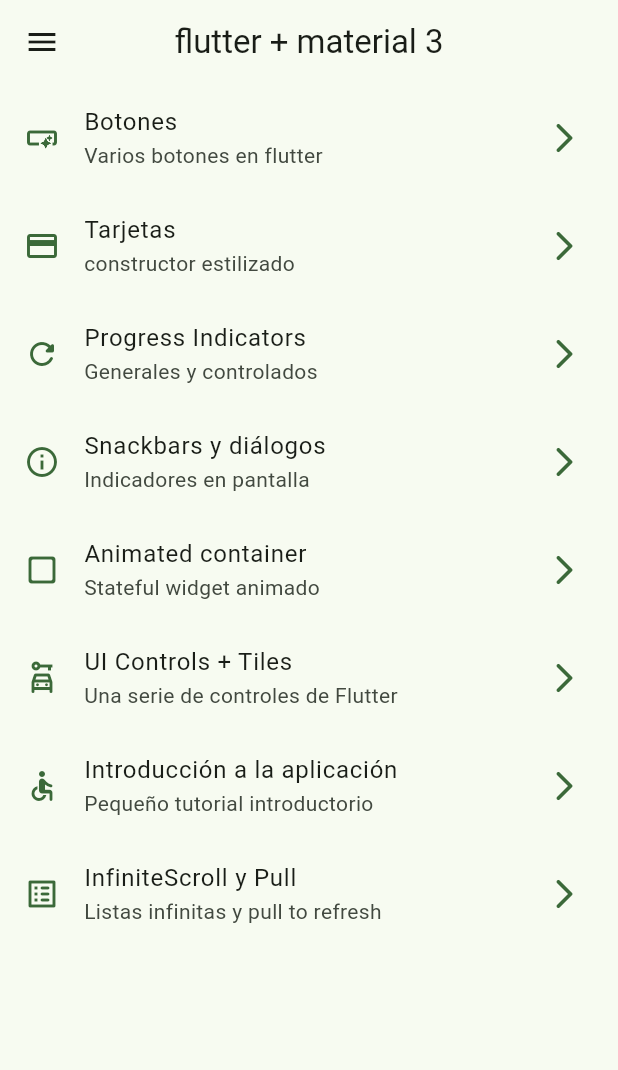
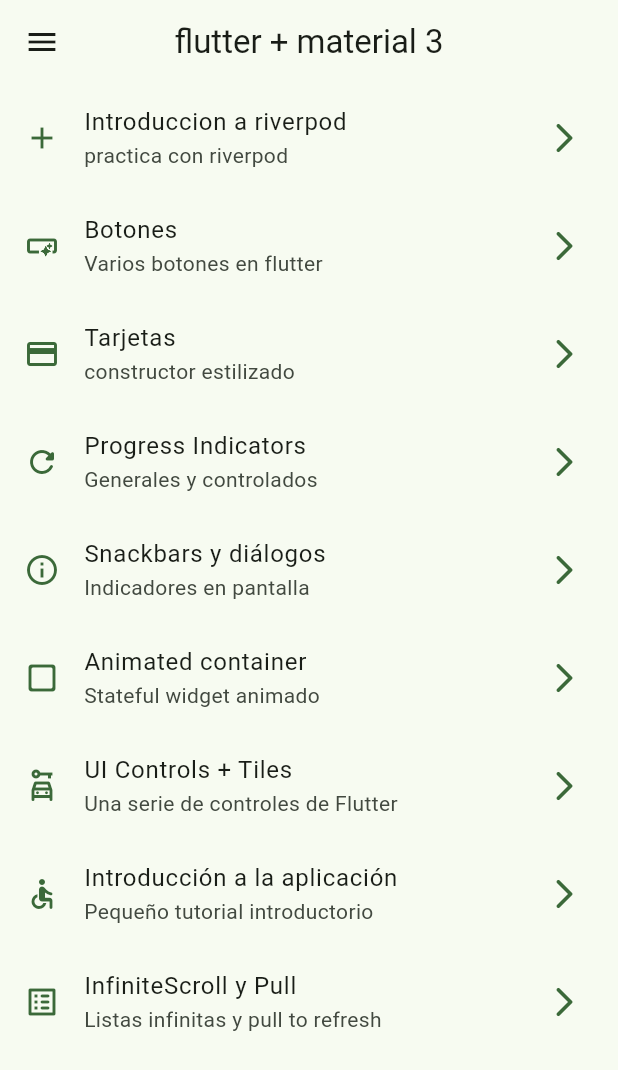
Before and after one commit to gedrix/peliculas-app, a Flutter app: the screen it shows after launch, on a phone screen of 412 x 824 dp. Shown: the top 1070 px of the screen. Run offline on Flutter 3.47's test engine with Material 2 defaults, Android fonts, the light colour scheme and no system bars; our stand-ins replace animate_do, card_swiper, dio, flutter_riverpod, go_router and 1 more; missing offline and left inert: dart:ffi.

Commit message:
introduccion a flutter_riverpod

```diff
--- a/widget_app/lib/config/menu/menu_items.dart
+++ b/widget_app/lib/config/menu/menu_items.dart
@@ -16,6 +16,13 @@
 }
 
 const appMenuItems = <MenuItem>[
+  MenuItem(
+    title: 'Introduccion a riverpod',
+    subTitle: 'practica con riverpod',
+    link: '/Counter-River',
+    icon: Icons.add
+  ),
+
   MenuItem(
       title: 'Botones',
       subTitle: 'Varios botones en flutter',
@@ -71,4 +78,5 @@
     icon: Icons.list_alt_rounded
   ),
 
+
 ];
--- /dev/null
+++ b/widget_app/lib/config/presentation/providers/counter_providers.dart
@@ -0,0 +1,4 @@
+import 'package:flutter_riverpod/flutter_riverpod.dart';
+
+
+final counterProvider = StateProvider((ref) => 1);
--- /dev/null
+++ b/widget_app/lib/config/presentation/providers/theme_provider.dart
@@ -0,0 +1,4 @@
+import 'package:flutter_riverpod/flutter_riverpod.dart';
+
+
+final isDarkModeProvider = StateProvider<bool>((ref) => false );
--- a/widget_app/lib/config/presentation/screens/screens.dart
+++ b/widget_app/lib/config/presentation/screens/screens.dart
@@ -1,3 +1,4 @@
+export 'package:widget_app/config/presentation/screens/counter/counter_screen.dart';
 export 'package:widget_app/config/presentation/screens/animated/animated_screen.dart';
 export 'package:widget_app/config/presentation/screens/app_tutorial/app_tutorial_screen.dart';
 export 'package:widget_app/config/presentation/screens/infinite_scroll/infinite_scroll_screen.dart';
--- a/widget_app/lib/config/router/app_router.dart
+++ b/widget_app/lib/config/router/app_router.dart
@@ -60,5 +60,10 @@
       // name: InfiniteScrollScreen.name,
       builder: (context, state) => const InfiniteScrollScreen(),
     ),
+    GoRoute(
+      path: '/Counter-River',
+      // name: CounterScreen.name,
+      builder: (context, state) => const CounterScreen(),
+    ),
   ],
 );
--- a/widget_app/pubspec.yaml
+++ b/widget_app/pubspec.yaml
@@ -13,6 +13,7 @@
 dev_dependencies:
   animate_do: ^3.0.2
   flutter_lints: ^2.0.0
+  flutter_riverpod: ^2.3.6
   flutter_test:
     sdk: flutter
   go_router: ^7.0.0
```
Also changed, not shown: widget_app/lib/config/presentation/screens/counter/counter_screen.dart (added, +46 -0 lines), widget_app/lib/main.dart (+7 -2 lines), widget_app/pubspec.lock.
